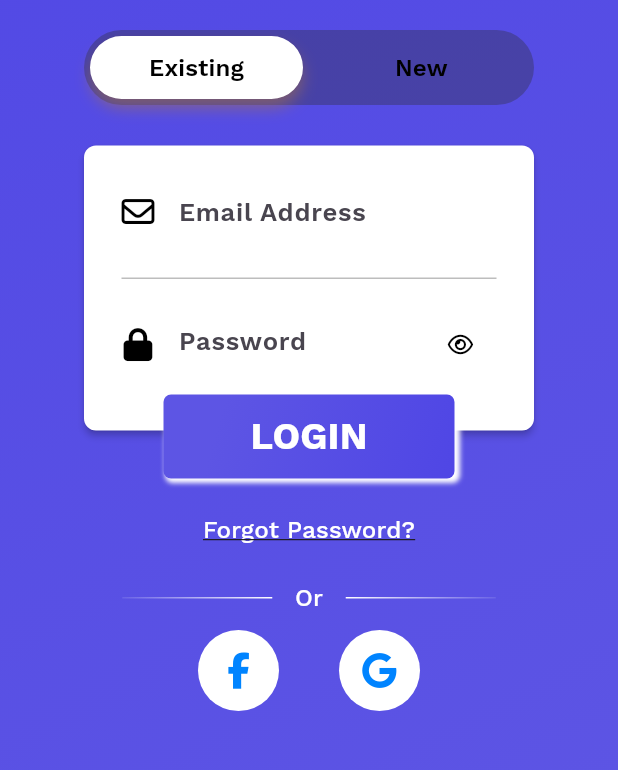
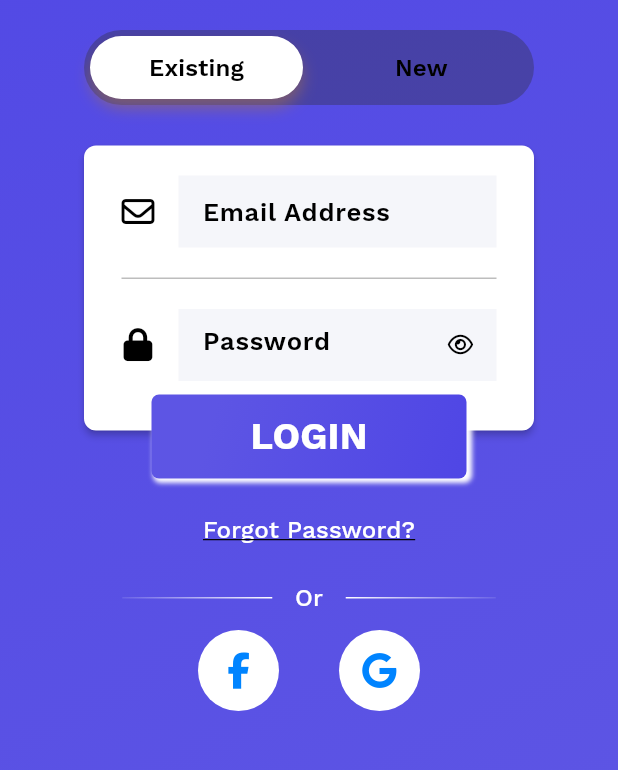
Before and after one commit to hamed12232/Nexon-Connect, a Flutter app: the screen it shows after launch, on a phone screen of 412 x 824 dp, the part 399-1169 px from its top. Run offline on Flutter 3.47's test engine with Material 3 defaults, Android fonts, the phone set to English and light mode, and no system bars; our stand-ins replace bloc, cached_network_image, cloud_firestore, equatable, firebase_auth, firebase_core and 12 more; accounts and stored records are empty; project files that could hold a hidden picture were left out.

Commit message:
add dark and light theme and theme cubit

```diff
--- /dev/null
+++ b/lib/core/helper/cache_helper.dart
@@ -0,0 +1,28 @@
+import 'package:shared_preferences/shared_preferences.dart';
+
+class CachHelper {
+  SharedPreferences? sharedPreferences;
+  static final CachHelper _instance = CachHelper._internal();
+  factory CachHelper() => _instance;
+  CachHelper._internal();
+
+  Future<void> init() async {
+    sharedPreferences = await SharedPreferences.getInstance();
+  }
+
+  Future<bool> saveData({required String key, required dynamic value}) async {
+    if (value is String) return await sharedPreferences!.setString(key, value);
+    if (value is int) return await sharedPreferences!.setInt(key, value);
+    if (value is bool) return await sharedPreferences!.setBool(key, value);
+    if (value is double) return await sharedPreferences!.setDouble(key, value);
+    throw Exception("this type is not supported");
+  }
+
+  dynamic getData({required String key}) {
+    return sharedPreferences!.get(key);
+  }
+
+  Future<bool> removeData({required String key}) async {
+    return await sharedPreferences!.remove(key);
+  }
+}
--- /dev/null
+++ b/lib/core/helper/cache_helper_key.dart
@@ -0,0 +1,4 @@
+class CacheHelperKey {
+  static const String themeMode = 'themeMode';
+  static const String notificationKey = "notifications_enabled";
+}
--- /dev/null
+++ b/lib/core/style/theme/theme_cubit.dart
@@ -0,0 +1,52 @@
+import 'package:bloc/bloc.dart';
+import 'package:equatable/equatable.dart';
+import 'package:flutter/material.dart';
+import 'package:flutter_bloc/flutter_bloc.dart';
+import 'package:myapp/core/helper/cache_helper.dart';
+import 'package:myapp/core/helper/cache_helper_key.dart';
+
+part 'theme_state.dart';
+
+enum ThemeModeState { light, dark, system }
+
+class ThemeCubit extends Cubit<ThemeState> {
+  ThemeCubit() : super(ThemeInitial()) {
+    loadTheme();
+  }
+  // select theme mode and save
+  // get current theme mode
+  // load theme mode
+  static ThemeCubit get(context) => BlocProvider.of(context);
+  ThemeModeState currentTheme = ThemeModeState.system;
+
+  Future<void> selectThemeMode(ThemeModeState themeMode) async {
+    currentTheme = themeMode;
+    await CachHelper().saveData(
+      key: CacheHelperKey.themeMode,
+      value: currentTheme.name,
+    );
+    emit(ThemeChanged());
+  }
+
+  ThemeMode getTheme() {
+    switch (currentTheme) {
+      case ThemeModeState.light:
+        return ThemeMode.light;
+      case ThemeModeState.dark:
+        return ThemeMode.dark;
+      case ThemeModeState.system:
+        return ThemeMode.system;
+    }
+  }
+
+  Future<void> loadTheme() async {
+    String? value = await CachHelper().getData(key: CacheHelperKey.themeMode);
+    if (value != null) {
+      currentTheme = ThemeModeState.values.firstWhere(
+        (element) => element.name == value,
+        orElse: () => ThemeModeState.system,
+      );
+    }
+    emit(ThemeChanged());
+  }
+}
--- /dev/null
+++ b/lib/core/style/theme/theme_data.dart
@@ -0,0 +1,138 @@
+import 'package:flutter/material.dart';
+
+final ThemeData darkTheme = ThemeData(
+  brightness: Brightness.dark,
+  primaryColor: const Color(0xFF651CE5),
+  scaffoldBackgroundColor: const Color(0xFF181A20),
+  visualDensity: VisualDensity.adaptivePlatformDensity,
+  useMaterial3: true,
+  fontFamily: 'SansSerif',
+  appBarTheme: const AppBarTheme(
+    backgroundColor: Color(0xFF232946),
+    foregroundColor: Colors.white,
+    elevation: 0,
+    iconTheme: IconThemeData(color: Colors.white),
+    titleTextStyle: TextStyle(
+      color: Colors.white,
+      fontSize: 20,
+      fontWeight: FontWeight.bold,
+    ),
+  ),
+  colorScheme: ColorScheme.dark(
+    primary: Color(0xFF651CE5),
+    secondary: Color(0xFF0F3460),
+    surface: Color(0xFF232946),
+    background: Color(0xFF181A20),
+    error: Colors.redAccent,
+    onPrimary: Colors.white,
+    onSecondary: Colors.white,
+    onSurface: Colors.white,
+    onBackground: Colors.white,
+    onError: Colors.white,
+  ),
+  textTheme: const TextTheme(
+    displayLarge: TextStyle(color: Colors.white, fontWeight: FontWeight.bold),
+    titleLarge: TextStyle(color: Colors.white),
+    bodyLarge: TextStyle(color: Colors.white70),
+    bodyMedium: TextStyle(color: Colors.white60),
+  ),
+  iconTheme: const IconThemeData(color: Colors.white70),
+  buttonTheme: const ButtonThemeData(
+    buttonColor: Color(0xFF651CE5),
+    textTheme: ButtonTextTheme.primary,
+  ),
+  cardColor: const Color(0xFF232946),
+  dividerColor: Colors.white24,
+  inputDecorationTheme: const InputDecorationTheme(
+    filled: true,
+    fillColor: Color(0xFF232946),
+    border: OutlineInputBorder(),
+    hintStyle: TextStyle(color: Colors.white54),
+    labelStyle: TextStyle(color: Colors.white),
+  ),
+  snackBarTheme: const SnackBarThemeData(
+    backgroundColor: Color(0xFF232946),
+    contentTextStyle: TextStyle(color: Colors.white),
+  ),
+  primarySwatch: MaterialColor(0xff651CE5, {
+    50: Color.fromRGBO(102, 28, 229, .1),
+    100: Color.fromRGBO(102, 28, 229, .2),
+    200: Color.fromRGBO(102, 28, 229, .3),
+    300: Color.fromRGBO(102, 28, 229, .4),
+    400: Color.fromRGBO(102, 28, 229, .5),
+    500: Color.fromRGBO(102, 28, 229, .6),
+    600: Color.fromRGBO(102, 28, 229, .7),
+    700: Color.fromRGBO(102, 28, 229, .8),
+    800: Color.fromRGBO(102, 28, 229, .9),
+    900: Color.fromRGBO(102, 28, 229, 1),
+  }),
+);
+
+final ThemeData lightTheme = ThemeData(
+  brightness: Brightness.light,
+  primaryColor: const Color(0xFF651CE5),
+  scaffoldBackgroundColor: const Color(0xFFF5F6FA),
+  visualDensity: VisualDensity.adaptivePlatformDensity,
+  useMaterial3: true,
+  // Correct property name and value
+  fontFamily: 'SansSerif',
+  appBarTheme: const AppBarTheme(
+    backgroundColor: Color(0xFF651CE5),
+    foregroundColor: Colors.white,
+    elevation: 0,
+    iconTheme: IconThemeData(color: Colors.white),
+    titleTextStyle: TextStyle(
+      color: Colors.white,
+      fontSize: 20,
+      fontWeight: FontWeight.bold,
+    ),
+  ),
+  colorScheme: ColorScheme.light(
+    primary: Color(0xFF651CE5),
+    secondary: Color(0xFF0F3460),
+    surface: Color(0xFFF5F6FA),
+    background: Color(0xFFF5F6FA),
+    error: Colors.redAccent,
+    onPrimary: Colors.white,
+    onSecondary: Colors.white,
+    onSurface: Colors.black,
+    onBackground: Colors.black,
+    onError: Colors.white,
+  ),
+  textTheme: const TextTheme(
+    displayLarge: TextStyle(color: Colors.black, fontWeight: FontWeight.bold),
+    titleLarge: TextStyle(color: Colors.black),
+    bodyLarge: TextStyle(color: Colors.black87),
+    bodyMedium: TextStyle(color: Colors.black54),
+  ),
+  iconTheme: const IconThemeData(color: Colors.black54),
+  buttonTheme: const ButtonThemeData(
+    buttonColor: Color(0xFF651CE5),
+    textTheme: ButtonTextTheme.primary,
+  ),
+  cardColor: Colors.white,
+  dividerColor: Colors.black12,
+  inputDecorationTheme: const InputDecorationTheme(
+    filled: true,
+    fillColor: Color(0xFFF5F6FA),
+    border: OutlineInputBorder(),
+    hintStyle: TextStyle(color: Colors.black38),
+    labelStyle: TextStyle(color: Colors.black),
+  ),
+  snackBarTheme: const SnackBarThemeData(
+    backgroundColor: Color(0xFF651CE5),
+    contentTextStyle: TextStyle(color: Colors.white),
+  ),
+  primarySwatch: MaterialColor(0xff651CE5, {
+    50: Color.fromRGBO(102, 28, 229, .1),
+    100: Color.fromRGBO(102, 28, 229, .2),
+    200: Color.fromRGBO(102, 28, 229, .3),
+    300: Color.fromRGBO(102, 28, 229, .4),
+    400: Color.fromRGBO(102, 28, 229, .5),
+    500: Color.fromRGBO(102, 28, 229, .6),
+    600: Color.fromRGBO(102, 28, 229, .7),
+    700: Color.fromRGBO(102, 28, 229, .8),
+    800: Color.fromRGBO(102, 28, 229, .9),
+    900: Color.fromRGBO(102, 28, 229, 1),
+  }),
+);
--- /dev/null
+++ b/lib/core/style/theme/theme_state.dart
@@ -0,0 +1,12 @@
+part of 'theme_cubit.dart';
+
+sealed class ThemeState extends Equatable {
+  const ThemeState();
+
+  @override
+  List<Object> get props => [];
+}
+
+final class ThemeInitial extends ThemeState {}
+
+final class ThemeChanged extends ThemeState {}
--- a/lib/features/discover/ui/discover_screen.dart
+++ b/lib/features/discover/ui/discover_screen.dart
@@ -24,6 +24,7 @@
       create: (context) => FollowCubit()..loadSuggestedUsers(cUser!.uid),
       child: SafeArea(
         child: Scaffold(
+          backgroundColor: Colors.white,
           body: Stack(
             children: [
               Padding(
@@ -46,7 +47,6 @@
                               vertical: 10,
                             ),
                             child: ListTile(
-
                               leading: Container(
                                 decoration: BoxDecoration(
                                   boxShadow: [
@@ -133,9 +133,7 @@
                                   ),
                                 ),
                               ),
-                              onTap: () {
-
-                              },
+                              onTap: () {},
                             ),
                           );
                         },
--- a/lib/features/profile/ui/screen/SettingsPrivacypage.dart
+++ b/lib/features/profile/ui/screen/SettingsPrivacypage.dart
@@ -3,9 +3,12 @@
 import 'package:cached_network_image/cached_network_image.dart';
 import 'package:firebase_auth/firebase_auth.dart';
 import 'package:flutter/material.dart';
+import 'package:http/http.dart';
 import 'package:myapp/core/Components/firebase_notification.dart';
+import 'package:myapp/core/helper/cache_helper.dart';
 import 'package:myapp/core/helper/services_helper.dart';
 import 'package:myapp/core/style/style.dart';
+import 'package:myapp/core/style/theme/theme_cubit.dart';
 import 'package:myapp/features/auth/ui/screen/AuthScreen.dart';
 import 'package:myapp/features/profile/ui/widget/PrivacyPolicyScreen.dart';
 import 'package:myapp/features/profile/ui/widget/SupportAndHelpScreen.dart';
@@ -99,6 +102,9 @@
           }),
           _buildSwitchTile("Dark Mode", darkModeEnabled, (value) {
             setState(() => darkModeEnabled = value);
+            ThemeCubit.get(context).selectThemeMode(
+              (value ? ThemeMode.dark : ThemeMode.light) as ThemeModeState,
+            );
           }),
           _buildSectionTitle("SUPPORT & ABOUT"),
           GestureDetector(
--- a/lib/main.dart
+++ b/lib/main.dart
@@ -6,6 +6,9 @@
 import 'package:myapp/core/Components/OnBackgroundFunction.dart';
 import 'package:myapp/core/Components/firebase_notification.dart';
 import 'package:myapp/core/Components/local_notification.dart';
+import 'package:myapp/core/helper/cache_helper.dart';
+import 'package:myapp/core/style/theme/theme_cubit.dart';
+import 'package:myapp/core/style/theme/theme_data.dart';
 import 'package:myapp/features/Inbox/logic/cubit/chat_cubit.dart';
 import 'package:myapp/features/Post/logic/cubit/post_cubit/post_cubit.dart';
 import 'package:myapp/features/auth/logic/Cubit/auth_cubit.dart' show AuthCubit;
@@ -31,6 +34,7 @@
   await Future.wait([
     LocalNotification().init(),
     FirebaseNotification().initNotification(),
+    CachHelper().init(),
   ]);
   FirebaseMessaging.onBackgroundMessage(firebaseMessagingBackgroundHandler);
 
@@ -40,6 +44,7 @@
         BlocProvider(create: (_) => AuthCubit()),
         BlocProvider(create: (_) => PostCubit()),
         BlocProvider(create: (_) => ChatCubit()),
+        BlocProvider(create: (_) => ThemeCubit()),
       ],
       child: MyApp(),
     ),
@@ -48,34 +53,24 @@
 
 class MyApp extends StatelessWidget {
   MyApp({super.key});
-  final MaterialColor colorCustom = MaterialColor(0xff651CE5, color);
   final user = FirebaseAuth.instance.currentUser;
 
   @override
   Widget build(BuildContext context) {
-    return MaterialApp(
-      debugShowCheckedModeBanner: false,
-      theme: ThemeData(
-        primaryColor: Colors.white,
-        fontFamily: "Sans serif",
-        primarySwatch: colorCustom,
-        visualDensity: VisualDensity.adaptivePlatformDensity,
-      ),
-      initialRoute: user != null ? HomeScreen.routeName : AuthScreen.routeName,
-      onGenerateRoute: NavigationRoutes.generateRoute,
+    return BlocBuilder<ThemeCubit, ThemeState>(
+      builder: (context, state) {
+        return MaterialApp(
+          debugShowCheckedModeBanner: false,
+          theme: lightTheme,
+          darkTheme: darkTheme,
+
+          themeMode: ThemeCubit.get(context).getTheme(),
+          initialRoute: user != null
+              ? HomeScreen.routeName
+              : AuthScreen.routeName,
+          onGenerateRoute: NavigationRoutes.generateRoute,
+        );
+      },
     );
   }
 }
-
-Map<int, Color> color = {
-  50: Color.fromRGBO(102, 28, 229, .1),
-  100: Color.fromRGBO(102, 28, 229, .2),
-  200: Color.fromRGBO(102, 28, 229, .3),
-  300: Color.fromRGBO(102, 28, 229, .4),
-  400: Color.fromRGBO(102, 28, 229, .5),
-  500: Color.fromRGBO(102, 28, 229, .6),
-  600: Color.fromRGBO(102, 28, 229, .7),
-  700: Color.fromRGBO(102, 28, 229, .8),
-  800: Color.fromRGBO(102, 28, 229, .9),
-  900: Color.fromRGBO(102, 28, 229, 1),
-};
```
Also changed, not shown: lib/core/Components/OnBackgroundFunction.dart (+3 -4 lines), lib/core/Components/firebase_notification.dart (+8 -13 lines), lib/features/Inbox/ui/screen/Inbox_Screen.dart (+9 -9 lines), lib/features/profile/ui/screen/profileScreen.dart (+13 -9 lines), lib/features/profile/ui/widget/accountSection.dart (+9 -8 lines), 13 other files. Lines whose indentation alone changed are shown as unchanged.
